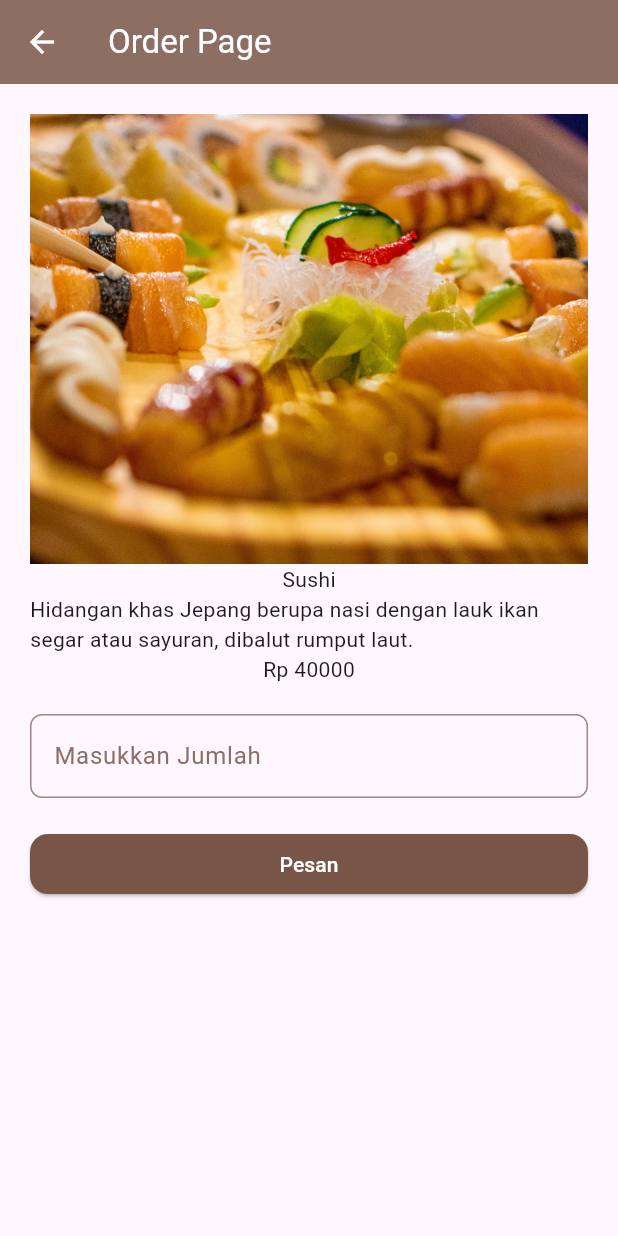
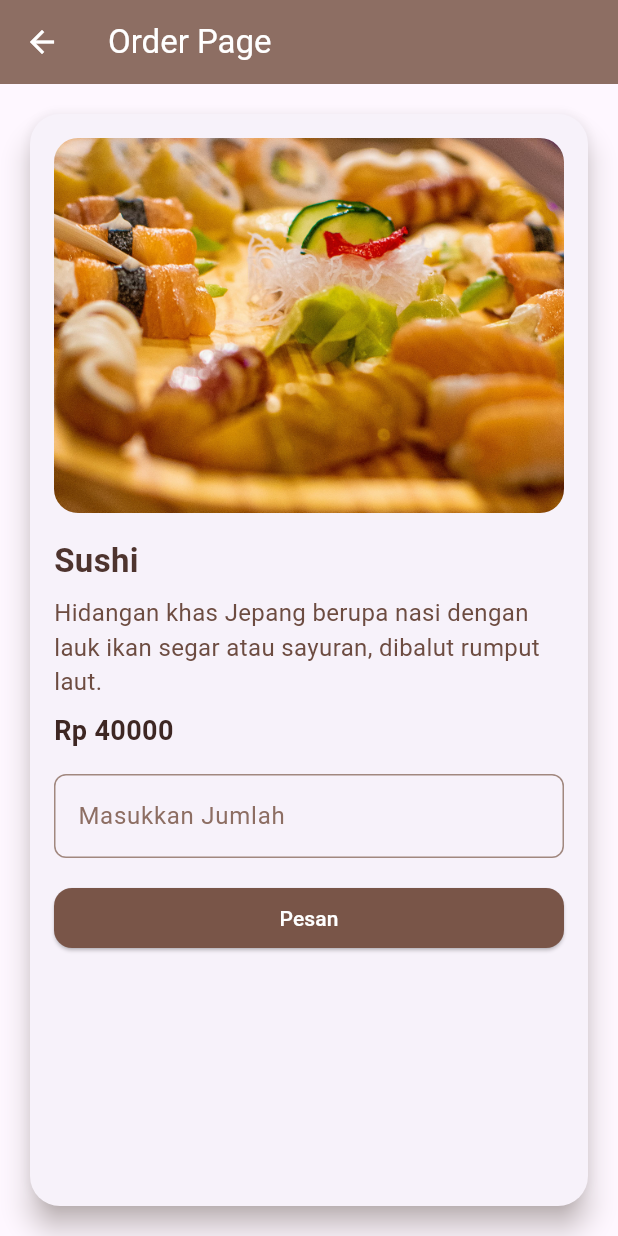
Before and after one commit to kanochiiyo/124230084_LatihanKuis, a Flutter app: the OrderPage screen opened directly with empty values, on a phone screen of 412 x 824 dp. Run offline on Flutter 3.47's test engine with Material 3 defaults, Android fonts, the phone set to English and light mode, and no system bars.

Commit message:
add order page styling, add img and snackbar in login page

```diff
--- a/lib/auth/login_page.dart
+++ b/lib/auth/login_page.dart
@@ -25,6 +25,13 @@ class _LoginPageState extends State<LoginPage> {
       Navigator.of(context).pushReplacement(
         MaterialPageRoute(builder: (context) => HomePage(user: username)),
       );
+    } else {
+      SnackBar snackBar = SnackBar(
+        content: Text("Username atau password salah!"),
+        backgroundColor: Colors.red,
+        duration: Duration(seconds: 2),
+      );
+      ScaffoldMessenger.of(context).showSnackBar(snackBar);
     }
   }
 
@@ -37,6 +44,12 @@ class _LoginPageState extends State<LoginPage> {
           mainAxisAlignment: MainAxisAlignment.center,
           crossAxisAlignment: CrossAxisAlignment.stretch,
           children: [
+            Image.asset(
+              "assets/images/logo.png",
+              height: 220,
+              fit: BoxFit.cover,
+            ),
+            SizedBox(height: 16),
             TextField(
               controller: _usernameController,
               decoration: InputDecoration(
--- a/lib/screen/home_page.dart
+++ b/lib/screen/home_page.dart
@@ -13,7 +13,7 @@ class HomePage extends StatelessWidget {
       appBar: AppBar(
         backgroundColor: Color(0xFF8D6E63),
         foregroundColor: Colors.white,
-        title: Text("Halo @$user"),
+        title: Text("Halo $user"),
         actions: [
           IconButton(
             onPressed: () {
@@ -34,13 +34,26 @@ class HomePage extends StatelessWidget {
 
       body: CustomScrollView(
         slivers: [
-          // Banner di atas
           SliverToBoxAdapter(
             child: Image.asset(
               "assets/images/home_img.jpg",
               width: double.infinity,
               height: 200,
               fit: BoxFit.cover,
+            ),
+          ),
+
+          SliverToBoxAdapter(
+            child: Padding(
+              padding: EdgeInsets.all(16),
+              child: Text(
+                "Mau makan apa hari ini?",
+                style: TextStyle(
+                  fontSize: 22,
+                  fontWeight: FontWeight.bold,
+                  color: Colors.brown[800],
+                ),
+              ),
             ),
           ),
 
--- a/lib/screen/order_page.dart
+++ b/lib/screen/order_page.dart
@@ -22,39 +22,76 @@ class _OrderPageState extends State<OrderPage> {
         foregroundColor: Colors.white,
         title: Text("Order Page"),
       ),
-      body: Center(
+      body: Padding(
+        padding: EdgeInsets.all(16),
+        child: Card(
+          shape: RoundedRectangleBorder(
+            borderRadius: BorderRadius.circular(20),
+          ),
+          elevation: 8,
+          shadowColor: Colors.brown.shade200,
           child: Padding(
-          padding: EdgeInsets.all(20),
+            padding: EdgeInsets.all(16),
             child: Column(
+              crossAxisAlignment: CrossAxisAlignment.stretch,
               children: [
-              Image.asset(
+                ClipRRect(
+                  borderRadius: BorderRadius.circular(16),
+                  child: Image.asset(
                     foodList[widget.index].imageUrl,
-                width: double.infinity,
-                height: 300,
+                    height: 250,
                     fit: BoxFit.cover,
                   ),
-              Text(foodList[widget.index].name),
-              Text(foodList[widget.index].description),
-              Text("Rp ${foodList[widget.index].price}"),
-              SizedBox(height: 20),
+                ),
+                SizedBox(height: 16),
+                Text(
+                  foodList[widget.index].name,
+                  style: TextStyle(
+                    fontSize: 22,
+                    fontWeight: FontWeight.bold,
+                    color: Colors.brown[800],
+                  ),
+                ),
+                SizedBox(height: 8),
+                Text(
+                  foodList[widget.index].description,
+                  style: TextStyle(fontSize: 16, color: Colors.brown[600]),
+                ),
+                SizedBox(height: 8),
+                Text(
+                  "Rp ${foodList[widget.index].price}",
+                  style: TextStyle(
+                    fontSize: 18,
+                    fontWeight: FontWeight.bold,
+                    color: Colors.brown[900],
+                  ),
+                ),
+                SizedBox(height: 16),
                 _qtyField(),
-              SizedBox(height: 20),
+                SizedBox(height: 16),
                 _checkOutButton(),
-
-              showTotal
-                  ? Padding(
-                      padding: EdgeInsets.all(20),
+                if (showTotal)
+                  Padding(
+                    padding: EdgeInsets.only(top: 16),
+                    child: Container(
+                      padding: EdgeInsets.all(12),
+                      decoration: BoxDecoration(
+                        color: Colors.brown.shade50,
+                        borderRadius: BorderRadius.circular(12),
+                      ),
                       child: Text(
                         "Total: Rp $total",
+                        textAlign: TextAlign.center,
                         style: TextStyle(
                           fontWeight: FontWeight.bold,
                           fontSize: 18,
-                          color: Colors.black,
+                          color: Colors.brown[800],
                         ),
                       ),
-                    )
-                  : SizedBox.shrink(),
+                    ),
+                  ),
               ],
+            ),
           ),
         ),
       ),
```
Also changed, not shown: assets/images/logo.png (added). Lines whose indentation alone changed are shown as unchanged.
